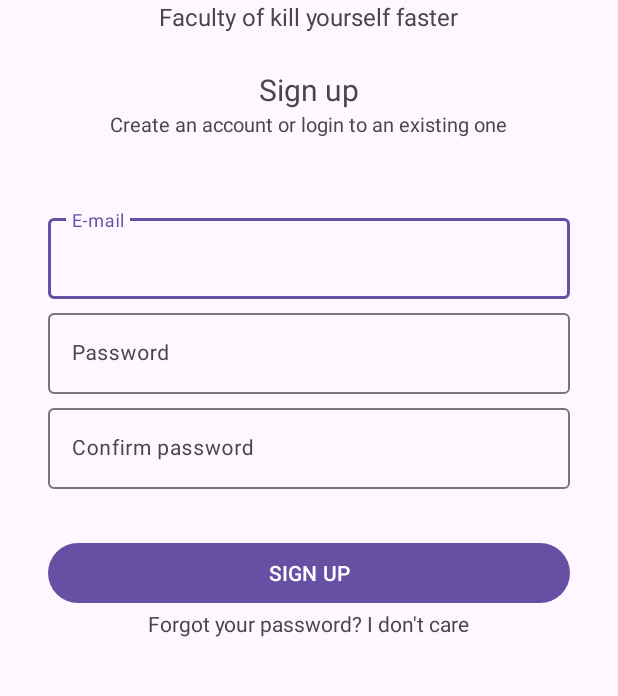
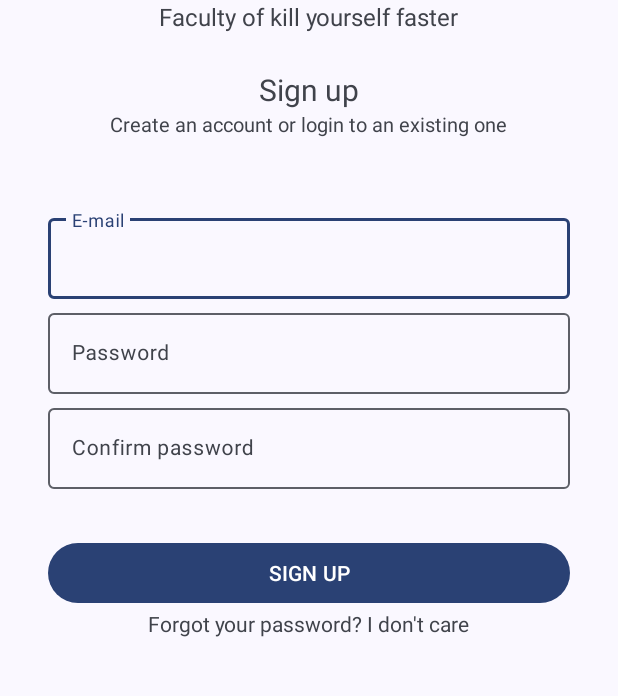
Before and after one commit to AleksandarTheGreat/PhotoShoot, an Android app: the screen it shows after launch (SignupActivity), after a tap on "Don't have an account? Sign up", on a phone screen of 412 x 824 dp, the part 475-1171 px from its top. Run offline under Robolectric (Android 15) with nearby library versions, the phone set to English and light mode, and no system bars; our stand-ins replace Firebase (no records; nobody signed in at launch, a user with empty details on screens opened directly), Picasso; libraries missing offline, so code that uses them is left out: com.google.firestore.v1, com.ortiz.touchview; 1 statement that could not run was skipped; 1 other tap on this screen came first.

Commit message:
Some UI changes

```diff
--- a/app/src/main/AndroidManifest.xml
+++ b/app/src/main/AndroidManifest.xml
@@ -14,6 +14,7 @@
         android:roundIcon="@mipmap/ic_launcher_round"
         android:supportsRtl="true"
         android:theme="@style/Theme.Finki"
+        android:name=".Activities.Application.MyApplication"
         tools:targetApi="31" >
         <activity
             android:name=".Activities.SignupActivity"
--- a/app/src/main/java/com/finki/courses/Activities/ActivityHelpers/MainActivityHelper.java
+++ b/app/src/main/java/com/finki/courses/Activities/ActivityHelpers/MainActivityHelper.java
@@ -20,9 +20,9 @@ import com.finki.courses.databinding.ActivityMainBinding;
 
 public class MainActivityHelper {
 
-    private Context context;
-    private ActivityMainBinding binding;
-    private AppCompatActivity appCompatActivity;
+    private final Context context;
+    private final ActivityMainBinding binding;
+    private final AppCompatActivity appCompatActivity;
 
     public MainActivityHelper(Context context, AppCompatActivity appCompatActivity, ActivityMainBinding binding) {
         this.context = context;
--- /dev/null
+++ b/app/src/main/java/com/finki/courses/Activities/Application/MyApplication.java
@@ -0,0 +1,16 @@
+package com.finki.courses.Activities.Application;
+
+import android.app.Application;
+import android.util.Log;
+
+import com.google.android.material.color.DynamicColors;
+
+public class MyApplication extends Application {
+
+    @Override
+    public void onCreate() {
+        super.onCreate();
+        DynamicColors.applyToActivitiesIfAvailable(this);
+        Log.d("Tag", "Dynamic colors applied");
+    }
+}
--- a/app/src/main/java/com/finki/courses/Activities/ParentActivity.java
+++ b/app/src/main/java/com/finki/courses/Activities/ParentActivity.java
@@ -7,6 +7,7 @@ import androidx.annotation.Nullable;
 import androidx.appcompat.app.AppCompatActivity;
 
 import com.finki.courses.Utils.ThemeUtils;
+import com.google.android.material.color.DynamicColors;
 
 public abstract class ParentActivity extends AppCompatActivity {
 
--- a/app/src/main/java/com/finki/courses/Fragments/FragmentUser.java
+++ b/app/src/main/java/com/finki/courses/Fragments/FragmentUser.java
@@ -84,7 +84,7 @@ public class FragmentUser extends Fragment implements IEssentials {
         String email = firebaseAuth.getCurrentUser().getEmail();
         userRepository = new UserRepository(getContext(), binding);
         if (userRepository.profileCacheIsEmpty(email + " sharedPreferences")){
-            userRepository.loadProfilePicture();
+            userRepository.loadProfilePictureFromFirebase();
         } else {
             userRepository.loadProfilePictureFromCache(email + " sharedPreferences");
         }
--- a/app/src/main/java/com/finki/courses/Repositories/IUserRepository.java
+++ b/app/src/main/java/com/finki/courses/Repositories/IUserRepository.java
@@ -6,7 +6,7 @@ import java.io.InputStream;
 
 public interface IUserRepository {
 
-    void loadProfilePicture();
+    void loadProfilePictureFromFirebase();
     void addUserPictureToDocument(String email, String profilePictureUri);
     void uploadUserPictureToStorage(InputStream inputStream);
 
--- a/app/src/main/java/com/finki/courses/Repositories/Implementations/UserRepository.java
+++ b/app/src/main/java/com/finki/courses/Repositories/Implementations/UserRepository.java
@@ -51,7 +51,7 @@ public class UserRepository implements IUserRepository {
     }
 
     @Override
-    public void loadProfilePicture() {
+    public void loadProfilePictureFromFirebase() {
         String email = firebaseAuth.getCurrentUser().getEmail();
 
         DocumentReference documentReference = firebaseFirestore.collection(COLLECTION_NAME).document(email);
@@ -65,6 +65,8 @@ public class UserRepository implements IUserRepository {
                         if (imageUrl.isEmpty()) return;
 
                         Picasso.get().load(imageUrl).into(fragmentUserBinding.imageViewUserPicture);
+                        // IF the picture has not been added to cache when uploaded
+                        // Some sort of a safety precaution
                         saveProfilePictureToCache(imageUrl, email + " sharedPreferences");
                         Log.d("Tag", "Loaded profile picture from firebase");
                     }
--- a/app/src/main/res/layout/fragment_gallery.xml
+++ b/app/src/main/res/layout/fragment_gallery.xml
@@ -32,8 +32,8 @@
             <ImageView
                 android:layout_width="120dp"
                 android:layout_height="120dp"
-                android:src="@mipmap/ic_launcher"
                 android:layout_marginBottom="24dp"
+                android:src="@drawable/ic_gallery"
                 />
 
             <TextView
--- a/app/src/main/res/layout/fragment_home.xml
+++ b/app/src/main/res/layout/fragment_home.xml
@@ -17,7 +17,7 @@
             android:layout_height="40dp"
             android:layout_marginStart="12dp"
             android:layout_marginVertical="12dp"
-            android:src="@mipmap/ic_launcher"
+            android:src="@drawable/ic_logo_finki"
             app:layout_constraintStart_toStartOf="parent"
             app:layout_constraintBottom_toBottomOf="parent"
             app:layout_constraintTop_toTopOf="parent"
@@ -76,7 +76,7 @@
         <ImageView
             android:layout_width="100dp"
             android:layout_height="100dp"
-            android:src="@mipmap/ic_launcher"
+            android:src="@drawable/ic_category"
             android:layout_marginBottom="24dp"
             />
 
--- a/app/src/main/res/layout/fragment_user.xml
+++ b/app/src/main/res/layout/fragment_user.xml
@@ -108,7 +108,7 @@
             <ImageView
                 android:layout_width="120dp"
                 android:layout_height="120dp"
-                android:src="@mipmap/ic_launcher"
+                android:src="@drawable/ic_gallery"
                 android:layout_marginBottom="24dp"
                 />
 
```
Also changed, not shown: app/src/main/java/com/finki/courses/Fragments/FragmentHelpers/FragmentHomeHelper.java (+13 -6 lines), app/src/main/res/drawable/ripple_1.xml (added, +10 -0 lines), app/src/main/res/drawable/ic_category.png (added), app/src/main/res/drawable/ic_gallery.png (added), app/src/main/res/drawable/ic_logo_finki.png (added), app/src/main/res/drawable/ic_post.png (added).
